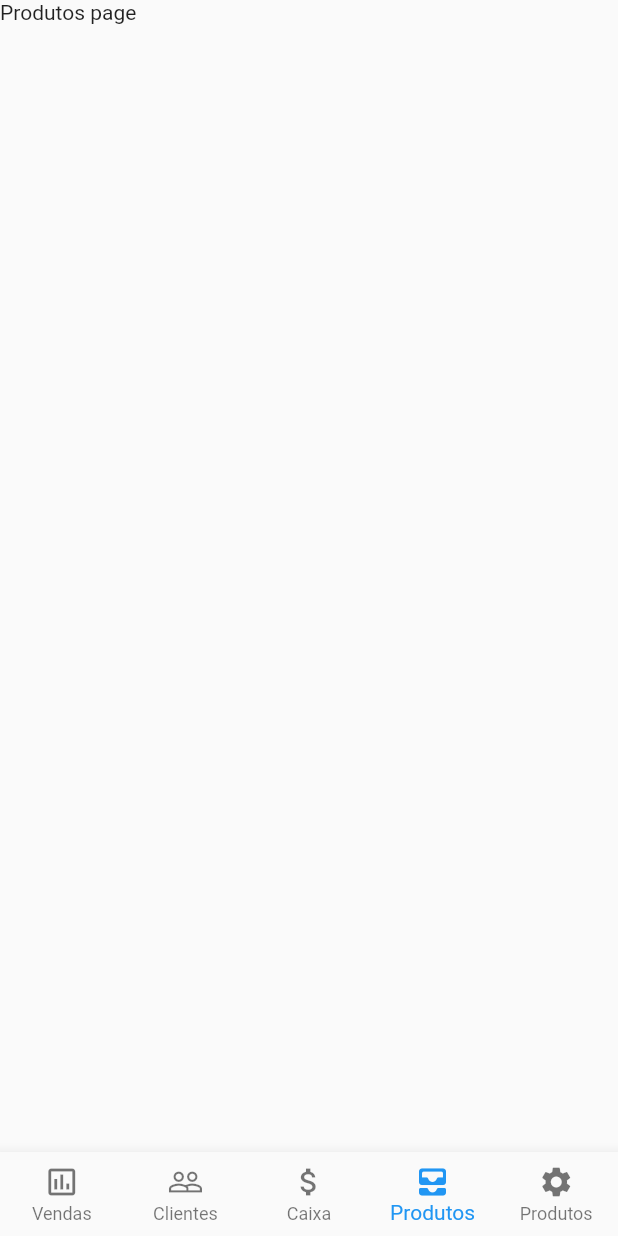
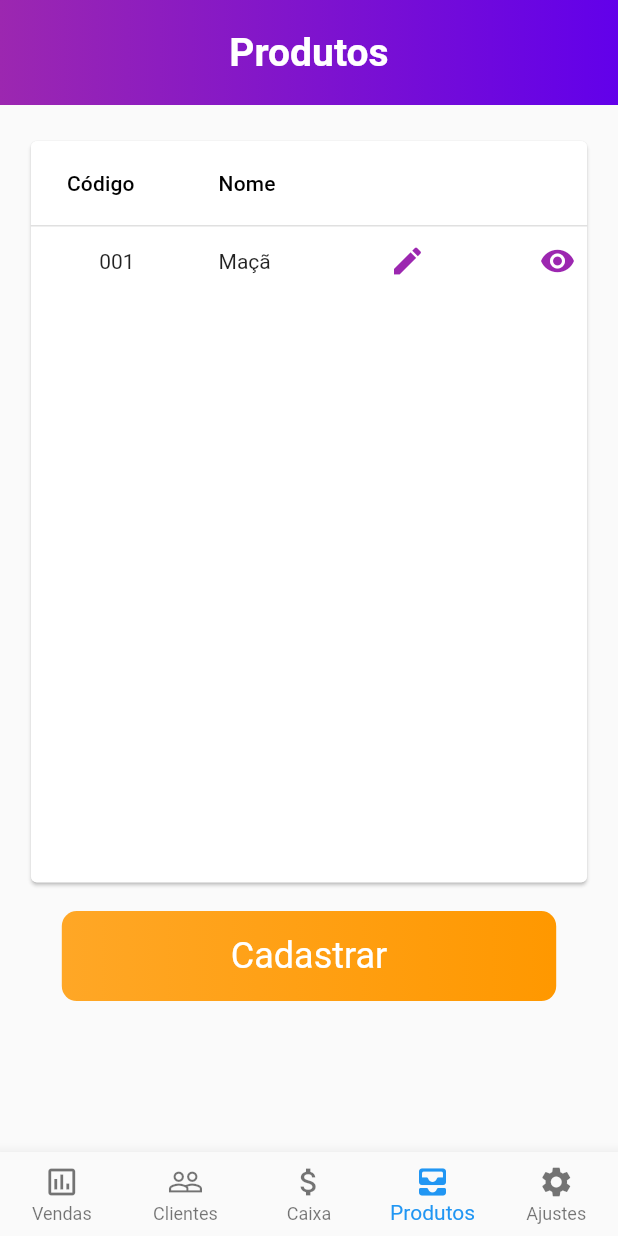
Before and after one commit to deividepaulino1/isell, a Flutter app: the HomePage screen opened by its route, item 4 of the bottom bar chosen, on a phone screen of 412 x 824 dp. Run offline on Flutter 3.47's test engine with Material 2 defaults, Android fonts, the phone set to English and light mode, and no system bars; our stand-ins replace page_transition, responsive_sizer.

Commit message:
criada a página de visualização de produtos

```diff
--- /dev/null
+++ b/lib/components/produtos-table/produtos-detail.dart
@@ -0,0 +1,15 @@
+import 'package:flutter/material.dart';
+import 'package:flutter/src/foundation/key.dart';
+import 'package:flutter/src/widgets/framework.dart';
+
+class DetalhesProduto extends StatelessWidget {
+  const DetalhesProduto({Key? key}) : super(key: key);
+
+  @override
+  Widget build(BuildContext context) {
+    return Container(
+      color: Colors.red,
+      height: 300,
+    );
+  }
+}
--- /dev/null
+++ b/lib/components/produtos-table/produtos-table-list.dart
@@ -0,0 +1,56 @@
+// ignore_for_file: prefer_const_constructors
+
+import 'package:flutter/cupertino.dart';
+import 'package:flutter/material.dart';
+import 'package:flutter/src/foundation/key.dart';
+import 'package:flutter/src/widgets/framework.dart';
+
+class ProdutosTable extends StatelessWidget {
+  const ProdutosTable({Key? key}) : super(key: key);
+
+  @override
+  Widget build(BuildContext context) {
+    return DataTable(
+      sortColumnIndex: 0,
+      sortAscending: true,
+      // ignore: prefer_const_literals_to_create_immutables
+      columns: [
+        DataColumn(numeric: true, label: Text('Código')),
+        DataColumn(label: Text('Nome')),
+        DataColumn(label: Text('')),
+        DataColumn(label: Text('')),
+      ],
+      rows: [
+        // ignore: prefer_const_literals_to_create_immutables
+        DataRow(selected: selected(), cells: [
+          DataCell(Text('001')),
+          DataCell(Text('Maçã')),
+          DataCell(
+            TextButton(
+              onPressed: () {
+                Navigator.pushNamed(context, '/editarProdutos');
+              },
+              child: Icon(
+                Icons.edit,
+                color: Colors.purple,
+              ),
+            ),
+          ),
+          DataCell(Icon(
+            Icons.remove_red_eye,
+            color: Colors.purple,
+          )),
+        ]),
+      ],
+    );
+  }
+}
+
+selected() {
+  bool select = false;
+  onTap() {
+    select = !select;
+  }
+
+  return select;
+}
--- /dev/null
+++ b/lib/components/shared/btn-component.dart
@@ -0,0 +1,39 @@
+import 'package:flutter/cupertino.dart';
+import 'package:flutter/material.dart';
+import 'package:flutter/src/foundation/key.dart';
+import 'package:flutter/src/widgets/framework.dart';
+
+class BtnComponent extends StatelessWidget {
+  const BtnComponent({Key? key}) : super(key: key);
+
+  @override
+  Widget build(BuildContext context) {
+    return Container(
+      height: 60,
+      width: double.infinity,
+      decoration: BoxDecoration(
+        color: Colors.orange,
+        gradient: LinearGradient(
+          colors: [
+            Colors.orange.shade400,
+            Colors.orange,
+          ],
+        ),
+        borderRadius: BorderRadius.all(
+          Radius.circular(10),
+        ),
+      ),
+      child: TextButton(
+        onPressed: () {},
+        child: Text(
+          'Cadastrar',
+          style: TextStyle(
+            fontSize: 24,
+            fontWeight: FontWeight.w400,
+            color: Colors.white,
+          ),
+        ),
+      ),
+    );
+  }
+}
--- /dev/null
+++ b/lib/components/shared/topBar-component.dart
@@ -0,0 +1,33 @@
+import 'package:flutter/cupertino.dart';
+import 'package:flutter/material.dart';
+import 'package:flutter/src/foundation/key.dart';
+import 'package:flutter/src/widgets/framework.dart';
+
+class topBarComponent extends StatelessWidget {
+  const topBarComponent({Key? key}) : super(key: key);
+
+  @override
+  Widget build(BuildContext context) {
+    return Container(
+      width: double.infinity,
+      height: 70,
+      decoration: BoxDecoration(
+        gradient: LinearGradient(
+          colors: [
+            Colors.purple,
+            Colors.deepPurpleAccent.shade700,
+          ],
+        ),
+      ),
+      child: Center(
+          child: Text(
+        'Produtos',
+        style: TextStyle(
+          fontSize: 26,
+          fontWeight: FontWeight.bold,
+          color: Colors.white,
+        ),
+      )),
+    );
+  }
+}
--- a/lib/main.dart
+++ b/lib/main.dart
@@ -4,9 +4,10 @@ import 'package:isell/pages/caixa-page.dart';
 import 'package:isell/pages/clientes-page.dart';
 import 'package:isell/pages/home-page.dart';
 import 'package:isell/pages/login-page.dart';
-import 'package:isell/pages/produtos-page.dart';
+import 'package:isell/pages/produtos/editarProdutos-page.dart';
 import 'package:isell/pages/vendas-page.dart';
 import 'package:page_transition/page_transition.dart';
+import 'package:responsive_sizer/responsive_sizer.dart';
 
 void main() {
   runApp(const MyApp());
@@ -17,6 +18,8 @@ class MyApp extends StatelessWidget {
 
   // This widget is the root of your application.
   Widget build(BuildContext context) {
+    return ResponsiveSizer(
+      builder: (context, orientation, screenType) {
         return MaterialApp(
           debugShowCheckedModeBanner: false,
           title: 'iSell, seu pdv mobile',
@@ -42,10 +45,20 @@ class MyApp extends StatelessWidget {
                   settings: settings,
                 );
 
+              case '/editarProdutos':
+                return PageTransition(
+                  child: EditarProdutosPage(),
+                  //aqui define o tipo de animação de transição de tela
+                  type: PageTransitionType.fade,
+                  settings: settings,
+                );
+
               default:
                 return null;
             }
           },
         );
+      },
+    );
   }
 }
--- a/lib/pages/caixa-page.dart
+++ b/lib/pages/caixa-page.dart
@@ -3,7 +3,6 @@
 import 'package:flutter/material.dart';
 import 'package:isell/pages/ajustes-page.dart';
 import 'package:isell/pages/clientes-page.dart';
-import 'package:isell/pages/produtos-page.dart';
 import 'package:isell/pages/vendas-page.dart';
 
 class CaixaPage extends StatefulWidget {
--- a/lib/pages/home-page.dart
+++ b/lib/pages/home-page.dart
@@ -4,7 +4,7 @@ import 'package:flutter/src/widgets/framework.dart';
 import 'package:isell/pages/ajustes-page.dart';
 import 'package:isell/pages/caixa-page.dart';
 import 'package:isell/pages/clientes-page.dart';
-import 'package:isell/pages/produtos-page.dart';
+import 'package:isell/pages/produtos/produtos-page.dart';
 import 'package:isell/pages/vendas-page.dart';
 
 class HomePage extends StatefulWidget {
@@ -32,18 +32,18 @@ class _HomePageState extends State<HomePage> {
         type: BottomNavigationBarType.fixed,
         // ignore: prefer_const_literals_to_create_immutables
         items: [
-          BottomNavigationBarItem(
+          const BottomNavigationBarItem(
             icon: Icon(Icons.assessment_outlined),
             label: 'Vendas',
           ),
-          BottomNavigationBarItem(
+          const BottomNavigationBarItem(
               icon: Icon(Icons.people_outline), label: 'Clientes'),
-          BottomNavigationBarItem(
+          const BottomNavigationBarItem(
               icon: Icon(Icons.attach_money_outlined), label: 'Caixa'),
-          BottomNavigationBarItem(
+          const BottomNavigationBarItem(
               icon: Icon(Icons.all_inbox_rounded), label: 'Produtos'),
-          BottomNavigationBarItem(
-              icon: Icon(Icons.settings), label: 'Produtos'),
+          const BottomNavigationBarItem(
+              icon: Icon(Icons.settings), label: 'Ajustes'),
         ],
       ),
       body: SingleChildScrollView(child: routes(_selectedIndex)),
--- a/lib/pages/produtos-page.dart
+++ /dev/null
@@ -1,13 +0,0 @@
-import 'package:flutter/material.dart';
-import 'package:flutter/src/foundation/key.dart';
-
-class ProdutosPage extends StatelessWidget {
-  const ProdutosPage({Key? key}) : super(key: key);
-
-  @override
-  Widget build(BuildContext context) {
-    return SingleChildScrollView(
-      child: Text('Produtos page'),
-    );
-  }
-}
--- /dev/null
+++ b/lib/pages/produtos/editarProdutos-page.dart
@@ -0,0 +1,27 @@
+import 'package:flutter/cupertino.dart';
+import 'package:flutter/material.dart';
+import 'package:flutter/src/foundation/key.dart';
+import 'package:flutter/src/widgets/framework.dart';
+import 'package:isell/components/produtos-table/produtos-detail.dart';
+import 'package:isell/components/produtos-table/produtos-table-list.dart';
+import 'package:isell/components/shared/btn-component.dart';
+import 'package:responsive_sizer/responsive_sizer.dart';
+
+import '../../components/shared/topBar-component.dart';
+
+class EditarProdutosPage extends StatelessWidget {
+  const EditarProdutosPage({Key? key}) : super(key: key);
+
+  @override
+  Widget build(BuildContext context) {
+    return Scaffold(
+      body: SafeArea(
+        child: Center(
+          child: Container(
+            color: Colors.red,
+          ),
+        ),
+      ),
+    );
+  }
+}
--- /dev/null
+++ b/lib/pages/produtos/produtos-page.dart
@@ -0,0 +1,41 @@
+import 'package:flutter/material.dart';
+import 'package:isell/components/produtos-table/produtos-table-list.dart';
+import 'package:isell/components/shared/btn-component.dart';
+import 'package:isell/components/shared/topBar-component.dart';
+import 'package:responsive_sizer/responsive_sizer.dart';
+
+class ProdutosPage extends StatelessWidget {
+  const ProdutosPage({Key? key}) : super(key: key);
+
+  @override
+  Widget build(BuildContext context) {
+    return SingleChildScrollView(
+      child: SafeArea(
+        child: Center(
+          child: Column(
+            children: [
+              topBarComponent(),
+              SizedBox(
+                height: 20,
+              ),
+              Card(
+                child: Container(
+                  height: Adaptive.h(60),
+                  width: Adaptive.w(90),
+                  child: ProdutosTable(),
+                ),
+              ),
+              Container(
+                  padding: EdgeInsets.only(
+                    left: Adaptive.h(5),
+                    right: Adaptive.h(5),
+                    top: 15,
+                  ),
+                  child: BtnComponent()),
+            ],
+          ),
+        ),
+      ),
+    );
+  }
+}
```
Lines whose indentation alone changed are shown as unchanged.
